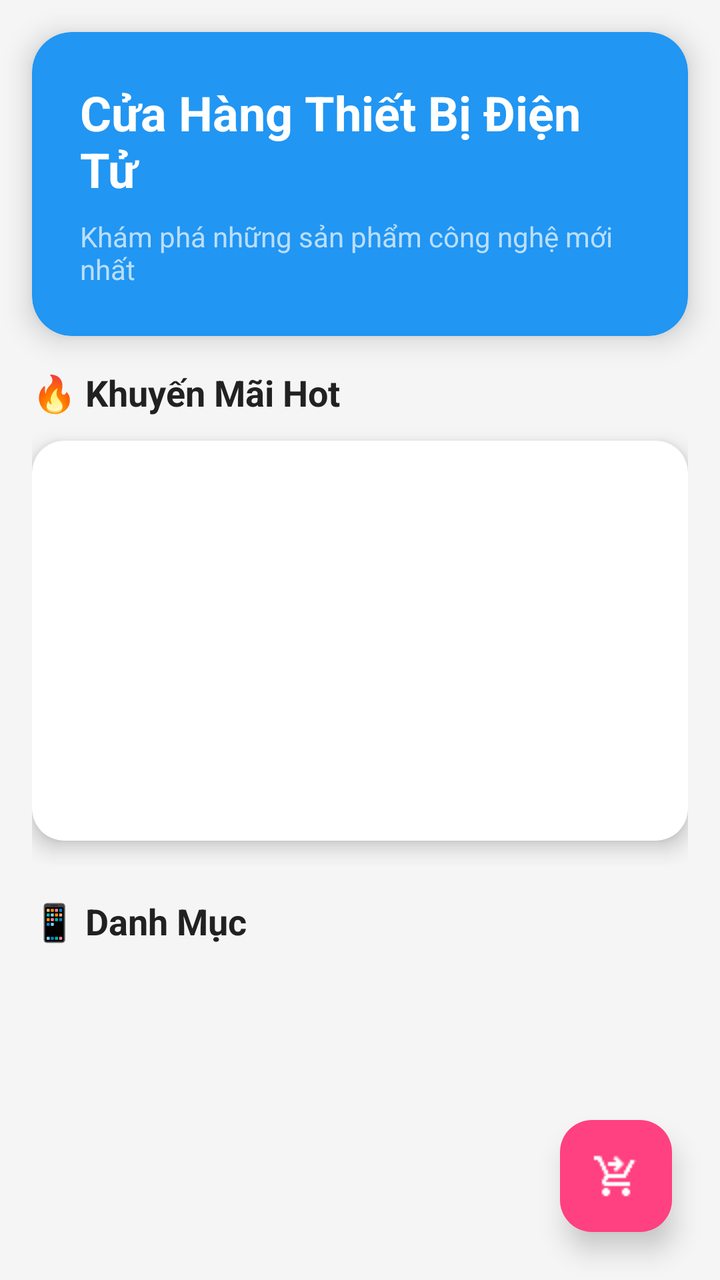
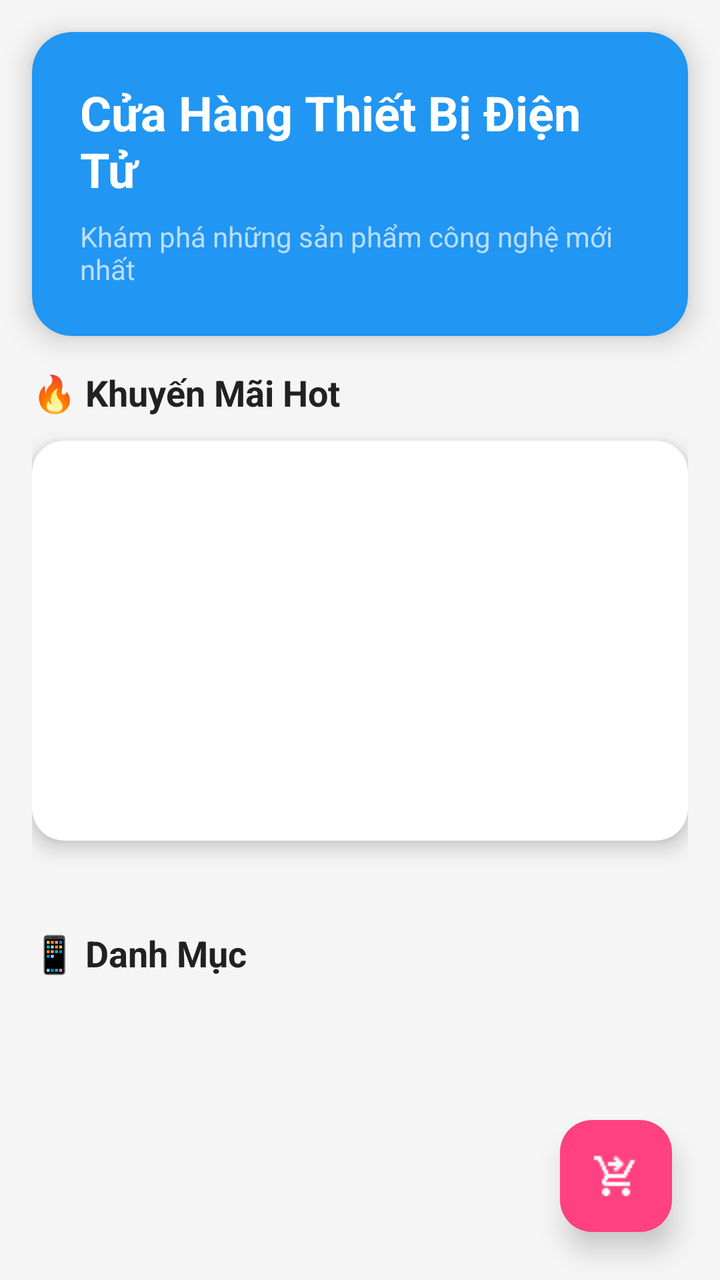

Before-and-after screenshots of an Android layout around one commit, followed by the original layout XML and the change that was made.
<!-- AndroidManifest.xml: application theme Theme.ElectronicEquipment -->
<!-- res/layout/fragment_home.xml -->
<?xml version="1.0" encoding="utf-8"?>
<androidx.coordinatorlayout.widget.CoordinatorLayout xmlns:android="http://schemas.android.com/apk/res/android"
    xmlns:app="http://schemas.android.com/apk/res-auto"
    android:layout_width="match_parent"
    android:layout_height="match_parent"
    android:background="@color/background_light"
    android:fitsSystemWindows="true">

    
    <androidx.core.widget.NestedScrollView
        android:layout_width="match_parent"
        android:layout_height="match_parent"
        android:layout_marginBottom="80dp">

        <LinearLayout
            android:layout_width="match_parent"
            android:layout_height="wrap_content"
            android:orientation="vertical">

            
            <androidx.cardview.widget.CardView
                android:layout_width="match_parent"
                android:layout_height="wrap_content"
                android:layout_margin="16dp"
                app:cardCornerRadius="20dp"
                app:cardElevation="8dp"
                app:cardBackgroundColor="@color/primary_color">

                <LinearLayout
                    android:layout_width="match_parent"
                    android:layout_height="wrap_content"
                    android:orientation="vertical"
                    android:padding="24dp">

                    <TextView
                        android:layout_width="wrap_content"
                        android:layout_height="wrap_content"
                        android:text="Cửa Hàng Thiết Bị Điện Tử"
                        android:textColor="@android:color/white"
                        android:textSize="24sp"
                        android:textStyle="bold" />

                    <TextView
                        android:layout_width="wrap_content"
                        android:layout_height="wrap_content"
                        android:layout_marginTop="8dp"
                        android:text="Khám phá những sản phẩm công nghệ mới nhất"
                        android:textColor="@color/primary_light"
                        android:textSize="14sp" />

                    

                </LinearLayout>
            </androidx.cardview.widget.CardView>

            
            <LinearLayout
                android:layout_width="match_parent"
                android:layout_height="wrap_content"
                android:layout_marginHorizontal="16dp"
                android:layout_marginBottom="16dp"
                android:orientation="vertical">

                <TextView
                    android:layout_width="wrap_content"
                    android:layout_height="wrap_content"
                    android:layout_marginBottom="12dp"
                    android:text="🔥 Khuyến Mãi Hot"
                    android:textColor="@color/text_primary"
                    android:textSize="18sp"
                    android:textStyle="bold" />

                
                <androidx.cardview.widget.CardView
                    android:layout_width="match_parent"
                    android:layout_height="200dp"
                    app:cardCornerRadius="16dp"
                    app:cardElevation="6dp">

                    <androidx.viewpager2.widget.ViewPager2
                        android:id="@+id/viewPagerBanner"
                        android:layout_width="match_parent"
                        android:layout_height="match_parent" />
                </androidx.cardview.widget.CardView>

                
                <LinearLayout
                    android:id="@+id/dotsIndicator"
                    android:layout_width="wrap_content"
                    android:layout_height="wrap_content"
                    android:layout_gravity="center_horizontal"
                    android:layout_marginTop="12dp"
                    android:orientation="horizontal" />
            </LinearLayout>

            

            
            <LinearLayout
                android:layout_width="match_parent"
                android:layout_height="wrap_content"
                android:layout_marginHorizontal="16dp"
                android:layout_marginBottom="16dp"
                android:orientation="vertical">

                <LinearLayout
                    android:layout_width="match_parent"
                    android:layout_height="wrap_content"
                    android:orientation="horizontal"
                    android:gravity="center_vertical"
                    android:layout_marginBottom="12dp">

                    <TextView
                        android:layout_width="0dp"
                        android:layout_height="wrap_content"
                        android:layout_weight="1"
                        android:text="📱 Danh Mục"
                        android:textColor="@color/text_primary"
                        android:textSize="18sp"
                        android:textStyle="bold" />

                </LinearLayout>

                
                <androidx.recyclerview.widget.RecyclerView
                    android:id="@+id/recyclerViewProducts"
                    android:layout_width="match_parent"
                    android:layout_height="wrap_content"
                    android:nestedScrollingEnabled="false" />
            </LinearLayout>

            
            <View
                android:layout_width="match_parent"
                android:layout_height="20dp" />
        </LinearLayout>
    </androidx.core.widget.NestedScrollView>

    
    <com.google.android.material.floatingactionbutton.FloatingActionButton
        android:id="@+id/fabCart"
        android:layout_width="wrap_content"
        android:layout_height="wrap_content"
        android:layout_gravity="bottom|end"
        android:layout_margin="24dp"
        android:src="@drawable/ic_shopping_cart"
        app:backgroundTint="@color/accent_color"
        app:tint="@android:color/white"
        app:elevation="8dp"
        android:contentDescription="View Cart" />

</androidx.coordinatorlayout.widget.CoordinatorLayout>
<!-- resources referenced by this layout -->
<resources>
  <color name="accent_color">#FF4081</color>
  <color name="background_light">#F5F5F5</color>
  <color name="primary_color">#2196F3</color>
  <color name="primary_light">#BBDEFB</color>
  <color name="text_primary">#212121</color>
  <!-- drawable ic_shopping_cart: png bitmap (drawable, 402 bytes) -->
  <style name="Theme.ElectronicEquipment" parent="Base.Theme.ElectronicEquipment" />
  <style name="Base.Theme.ElectronicEquipment" parent="Theme.Material3.DayNight.NoActionBar">
          
          
      </style>
</resources>

<!-- the commit's change to res/layout/fragment_home.xml (unified diff, before → after) -->
@@ -94,6 +94,19 @@
             </LinearLayout>
 
             
+            <HorizontalScrollView
+                android:layout_width="match_parent"
+                android:layout_height="wrap_content"
+                android:layout_marginHorizontal="16dp"
+                android:layout_marginBottom="16dp"
+                android:scrollbars="none">
+
+                <LinearLayout
+                    android:id="@+id/categoryContainer"
+                    android:layout_width="wrap_content"
+                    android:layout_height="wrap_content"
+                    android:orientation="horizontal" />
+            </HorizontalScrollView>
 
             
             <LinearLayout
